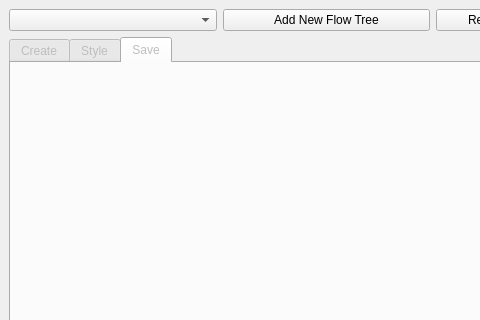
First picture: the form in flow_map_builder_dockwidget_base.ui, repository glebpinigin/flow_map_builder, before the edit; both pictures show x 0 to 480 and y 0 to 320 of the 653 by 592 pixel window.
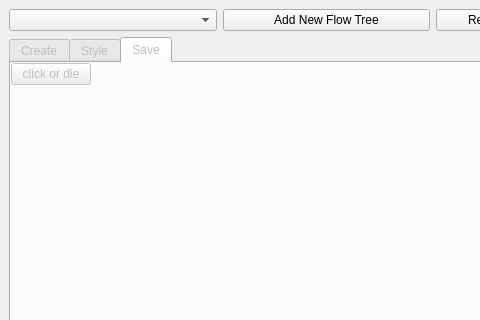
Second picture: the form after the edit. The open tabs and pages were chosen to show the change. Custom widgets are drawn as their Qt base class.

```diff
--- a/flow_map_builder_dockwidget_base.ui
+++ b/flow_map_builder_dockwidget_base.ui
@@ -452,6 +452,11 @@
        <attribute name="title">
         <string>Save</string>
        </attribute>
+       <widget class="QPushButton" name="dbgbtn">
+        <property name="text">
+         <string>click or die</string>
+        </property>
+       </widget>
       </widget>
      </widget>
     </item>
```
